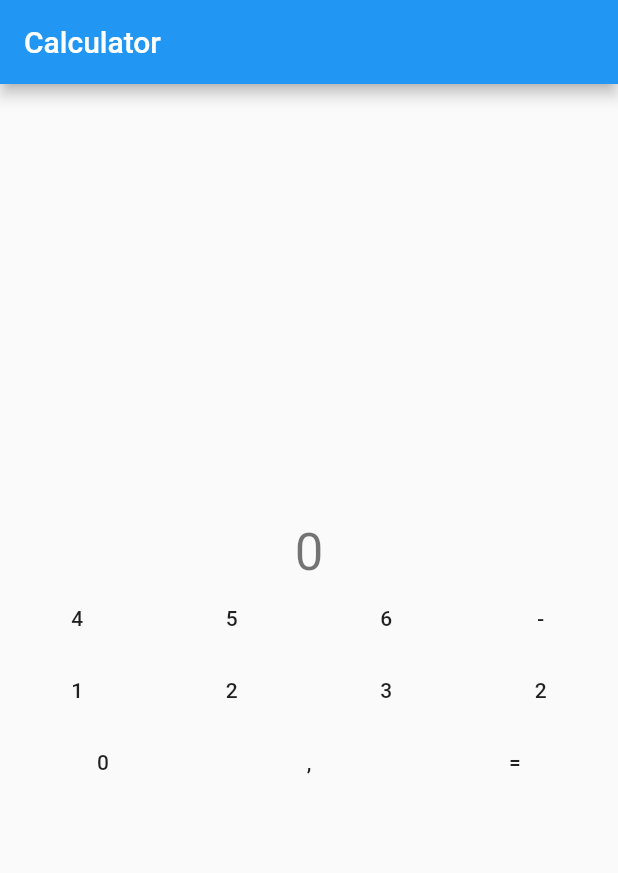
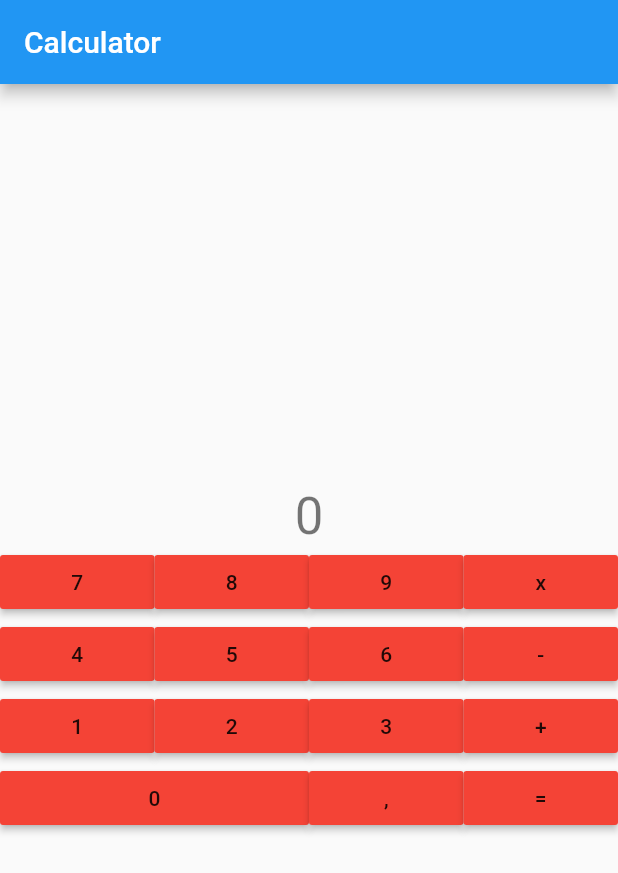
Before and after one commit to adsonpleal/flutter-training, a Flutter app: the screen it shows after launch, on a phone screen of 412 x 824 dp. Shown: the top 873 px of the screen. Run offline on Flutter 3.47's test engine with Material 2 defaults, Android fonts, the phone set to English and light mode, and no system bars.

Commit message:
Add missing row and fix flex size

```diff
--- a/nu_app/lib/main.dart
+++ b/nu_app/lib/main.dart
@@ -36,7 +36,11 @@ class CalculatorButton extends StatelessWidget {
   @override
   Widget build(BuildContext context) {
     return Expanded(
-      child: MaterialButton(child: Text(title), onPressed: () {}),
+      child: MaterialButton(
+        child: Text(title),
+        onPressed: () {},
+        color: Colors.red,
+      ),
       flex: flex,
     );
   }
@@ -73,6 +77,14 @@ class _MyHomePageState extends State<MyHomePage> {
             ),
             Row(
               children: [
+                CalculatorButton(title: '7'),
+                CalculatorButton(title: '8'),
+                CalculatorButton(title: '9'),
+                CalculatorButton(title: 'x'),
+              ],
+            ),
+            Row(
+              children: [
                 CalculatorButton(title: '4'),
                 CalculatorButton(title: '5'),
                 CalculatorButton(title: '6'),
@@ -84,12 +96,12 @@ class _MyHomePageState extends State<MyHomePage> {
                 CalculatorButton(title: '1'),
                 CalculatorButton(title: '2'),
                 CalculatorButton(title: '3'),
-                CalculatorButton(title: '2'),
+                CalculatorButton(title: '+'),
               ],
             ),
             Row(
               children: [
-                CalculatorButton(title: '0'),
+                CalculatorButton(title: '0', flex: 2),
                 CalculatorButton(title: ','),
                 CalculatorButton(title: '='),
               ],
```
